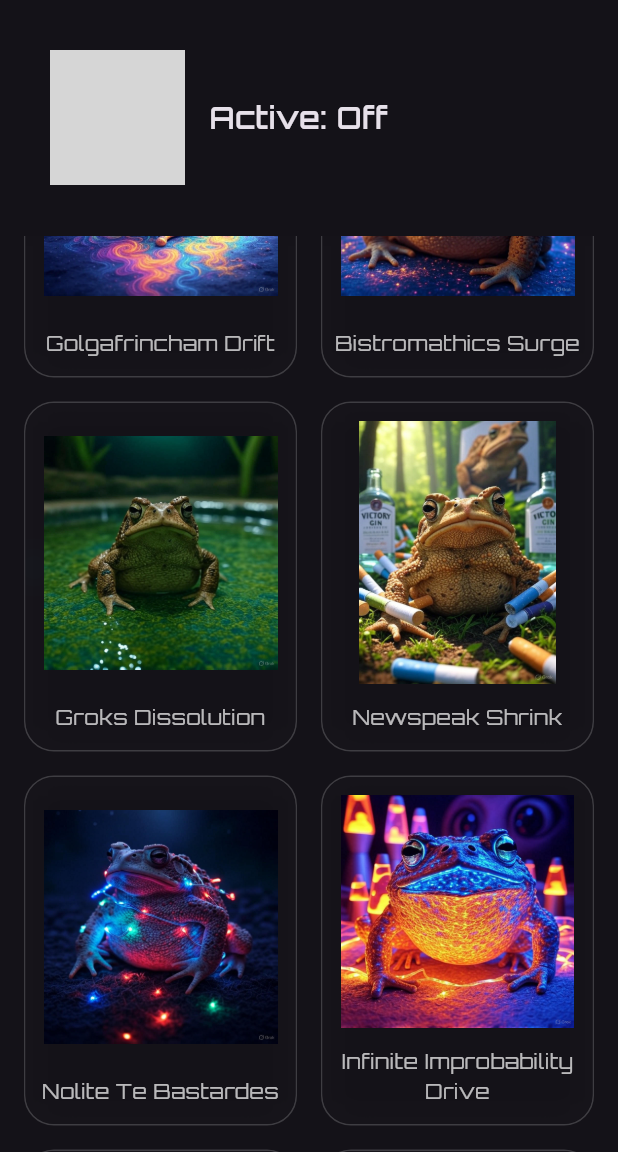
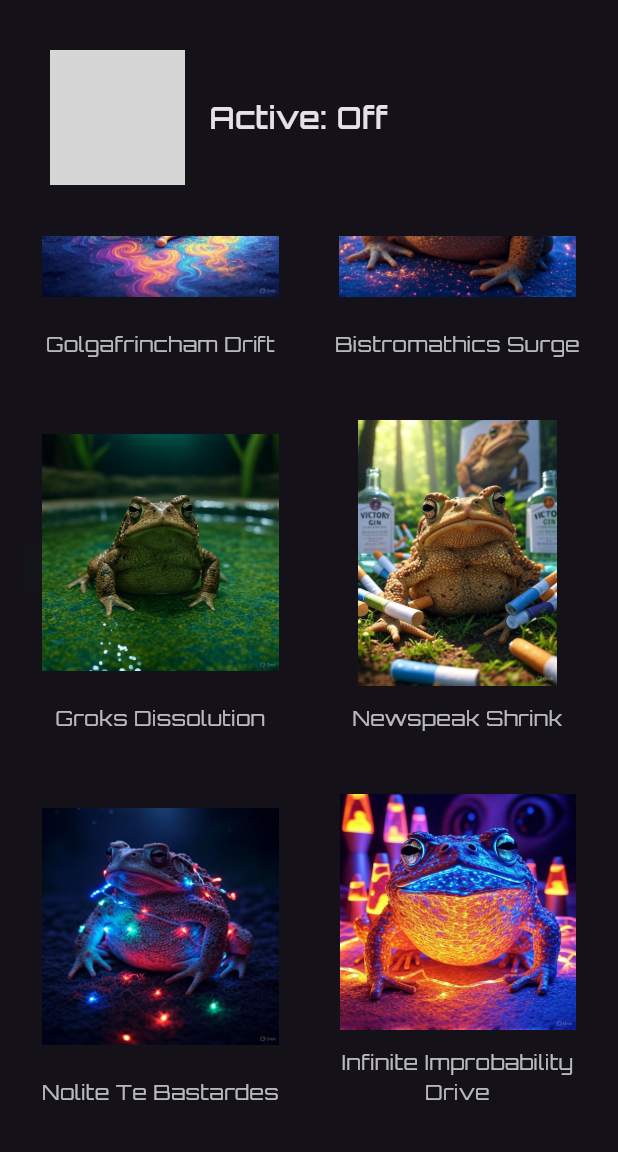
Before and after one commit to willohbrubaker/brubaker_led_controls, a Flutter app: the screen it shows after launch, scrolled down 1152 dp, on a phone screen of 412 x 824 dp, the part 84-1236 px from its top. Run offline on Flutter 3.47's test engine with Material 3 defaults, Android fonts, the phone set to English and light mode, and no system bars; our stand-ins replace google_fonts; network calls fail; grey boxes are pictures that could not be loaded.

Commit message:
aesthetic updates for IOS

```diff
--- a/lib/main.dart
+++ b/lib/main.dart
@@ -57,60 +57,60 @@ class _BrubakerLedControlsScreenState extends State<BrubakerLedControlsScreen>
     {'name': 'constant-red', 'image': 'assets/modes/constant-red.png'},
     {
       'name': 'proletariat-crackle',
-      'image': 'assets/modes/proletariat-crackle.png',
+      'image': 'assets/modes/proletariat-crackle.png'
     },
     {'name': 'soma-haze', 'image': 'assets/modes/soma-haze.png'},
     {'name': 'loonie-freefall', 'image': 'assets/modes/loonie-freefall.png'},
     {'name': 'bokanovsky-burst', 'image': 'assets/modes/bokanovsky-burst.png'},
     {
       'name': 'total-perspective-vortex',
-      'image': 'assets/modes/total-perspective-vortex.png',
+      'image': 'assets/modes/total-perspective-vortex.png'
     },
     {
       'name': 'golgafrincham-drift',
-      'image': 'assets/modes/golgafrincham-drift.png',
+      'image': 'assets/modes/golgafrincham-drift.png'
     },
     {
       'name': 'bistromathics-surge',
-      'image': 'assets/modes/bistromathics-surge.png',
+      'image': 'assets/modes/bistromathics-surge.png'
     },
     {
       'name': 'groks-dissolution',
-      'image': 'assets/modes/groks-dissolution.png',
+      'image': 'assets/modes/groks-dissolution.png'
     },
     {'name': 'newspeak-shrink', 'image': 'assets/modes/newspeak-shrink.png'},
     {
       'name': 'nolite-te-bastardes',
-      'image': 'assets/modes/nolite-te-bastardes.png',
+      'image': 'assets/modes/nolite-te-bastardes.png'
     },
     {
       'name': 'infinite-improbability-drive',
-      'image': 'assets/modes/infinite-improbability-drive.png',
+      'image': 'assets/modes/infinite-improbability-drive.png'
     },
     {
       'name': 'big-brother-glare',
-      'image': 'assets/modes/big-brother-glare.png',
+      'image': 'assets/modes/big-brother-glare.png'
     },
     {
       'name': 'replicant-retirement',
-      'image': 'assets/modes/replicant-retirement.png',
+      'image': 'assets/modes/replicant-retirement.png'
     },
     {
       'name': 'water-brother-bond',
-      'image': 'assets/modes/water-brother-bond.png',
+      'image': 'assets/modes/water-brother-bond.png'
     },
     {'name': 'hypnopaedia-hum', 'image': 'assets/modes/hypnopaedia-hum.png'},
     {
       'name': 'vogon-poetry-pulse',
-      'image': 'assets/modes/vogon-poetry-pulse.png',
+      'image': 'assets/modes/vogon-poetry-pulse.png'
     },
     {
       'name': 'thought-police-flash',
-      'image': 'assets/modes/thought-police-flash.png',
+      'image': 'assets/modes/thought-police-flash.png'
     },
     {
       'name': 'electric-sheep-dream',
-      'image': 'assets/modes/electric-sheep-dream.png',
+      'image': 'assets/modes/electric-sheep-dream.png'
     },
     {'name': 'QRNG', 'image': 'assets/modes/qrng.png'},
     {'name': 'sd-client', 'image': 'assets/modes/sd-client.png'},
@@ -169,9 +169,8 @@ class _BrubakerLedControlsScreenState extends State<BrubakerLedControlsScreen>
       }
     } catch (e) {
       if (mounted) {
-        ScaffoldMessenger.of(
-          context,
-        ).showSnackBar(SnackBar(content: Text('Connection issue: $e')));
+        ScaffoldMessenger.of(context)
+            .showSnackBar(SnackBar(content: Text('Connection issue: $e')));
       }
     } finally {
       if (mounted) setState(() => isLoading = false);
@@ -200,9 +199,8 @@ class _BrubakerLedControlsScreenState extends State<BrubakerLedControlsScreen>
       }
     } catch (e) {
       if (mounted) {
-        ScaffoldMessenger.of(
-          context,
-        ).showSnackBar(SnackBar(content: Text('Update failed: $e')));
+        ScaffoldMessenger.of(context)
+            .showSnackBar(SnackBar(content: Text('Update failed: $e')));
       }
     } finally {
       if (mounted) setState(() => isUpdating = false);
@@ -325,85 +323,34 @@ class _BrubakerLedControlsScreenState extends State<BrubakerLedControlsScreen>
                             final mode = modes[index];
                             final isSelected = mode['name'] == currentMode;
 
-                            return AnimatedBuilder(
-                              animation: _glowAnim,
-                              builder: (context, child) {
-                                final glowIntensity =
-                                    _glowAnim.value; // 0.6 to 1.4
-
                             return GestureDetector(
                               onTap: isUpdating
                                   ? null
                                   : () => _updateMode(mode['name']!),
-                                  child: Transform.scale(
-                                    scale: isSelected
-                                        ? 1.0 + (0.03 * (glowIntensity - 0.6))
-                                        : 1.0, // very subtle breathing
-                                    child: Container(
+                              child: AnimatedBuilder(
+                                animation: _glowAnim,
+                                builder: (context, child) {
+                                  final glow = _glowAnim.value; // 0.6 → 1.4
+
+                                  Widget cardContent = Container(
                                     decoration: BoxDecoration(
-                                        borderRadius: BorderRadius.circular(20),
+                                      borderRadius: BorderRadius.circular(18),
                                       color: theme.colorScheme.surface
                                           .withOpacity(0.16),
-                                        // Pulsing outer glow when selected (multiple shadows for depth)
-                                        boxShadow: isSelected
-                                            ? [
-                                                // Strong inner glow
-                                                BoxShadow(
-                                                  color: theme.primaryColor
-                                                      .withOpacity(
-                                                        0.45 * glowIntensity,
-                                                      ),
-                                                  blurRadius:
-                                                      12 * glowIntensity,
-                                                  spreadRadius: 2,
-                                                ),
-                                                // Medium outer glow layer
-                                                BoxShadow(
-                                                  color: theme.primaryColor
-                                                      .withOpacity(
-                                                        0.25 * glowIntensity,
-                                                      ),
-                                                  blurRadius:
-                                                      24 * glowIntensity,
-                                                  spreadRadius: 6,
-                                                ),
-                                                // Very soft distant glow
-                                                BoxShadow(
-                                                  color: theme.primaryColor
-                                                      .withOpacity(
-                                                        0.12 * glowIntensity,
-                                                      ),
-                                                  blurRadius:
-                                                      40 * glowIntensity,
-                                                  spreadRadius: 12,
-                                                ),
-                                              ]
-                                            : null,
-                                        border: Border.all(
-                                          color: isSelected
-                                              ? theme.primaryColor.withOpacity(
-                                                  0.7 * glowIntensity,
-                                                )
-                                              : Colors.white.withOpacity(0.18),
-                                          width: isSelected ? 2.2 : 1,
-                                        ),
                                     ),
                                     child: ClipRRect(
-                                        borderRadius: BorderRadius.circular(20),
+                                      borderRadius: BorderRadius.circular(18),
                                       child: BackdropFilter(
                                         filter: ImageFilter.blur(
-                                            sigmaX: 10,
-                                            sigmaY: 10,
-                                          ),
+                                            sigmaX: 10, sigmaY: 10),
                                         child: Column(
                                           mainAxisAlignment:
                                               MainAxisAlignment.center,
                                           children: [
                                             Expanded(
                                               child: Padding(
-                                                  padding: const EdgeInsets.all(
-                                                    12,
-                                                  ),
+                                                padding:
+                                                    const EdgeInsets.all(12),
                                                 child: Image.asset(
                                                   mode['image']!,
                                                   fit: BoxFit.contain,
@@ -412,8 +359,7 @@ class _BrubakerLedControlsScreenState extends State<BrubakerLedControlsScreen>
                                             ),
                                             Padding(
                                               padding: const EdgeInsets.only(
-                                                  bottom: 12,
-                                                ),
+                                                  bottom: 12),
                                               child: Text(
                                                 titleCase(mode['name']!),
                                                 textAlign: TextAlign.center,
@@ -432,10 +378,26 @@ class _BrubakerLedControlsScreenState extends State<BrubakerLedControlsScreen>
                                         ),
                                       ),
                                     ),
-                                    ),
+                                  );
+
+                                  if (!isSelected) {
+                                    return Transform.scale(
+                                      scale: 1.0,
+                                      child: cardContent,
+                                    );
+                                  }
+
+                                  // Selected: rainbow glowing border + pulse
+                                  return Transform.scale(
+                                    scale: 1.0 + (0.03 * (glow - 0.6)),
+                                    child: _RainbowGlowBorder(
+                                      glowIntensity: glow,
+                                      primaryColor: theme.primaryColor,
+                                      child: cardContent,
                                     ),
                                   );
                                 },
+                              ),
                             );
                           },
                         ),
@@ -448,3 +410,108 @@ class _BrubakerLedControlsScreenState extends State<BrubakerLedControlsScreen>
     );
   }
 }
+
+// ────────────────────────────────────────────────
+//  Animated rainbow + pulsing glow border widget
+// ────────────────────────────────────────────────
+class _RainbowGlowBorder extends StatefulWidget {
+  final Widget child;
+  final double glowIntensity;
+  final Color primaryColor;
+
+  const _RainbowGlowBorder({
+    required this.child,
+    required this.glowIntensity,
+    required this.primaryColor,
+  });
+
+  @override
+  State<_RainbowGlowBorder> createState() => _RainbowGlowBorderState();
+}
+
+class _RainbowGlowBorderState extends State<_RainbowGlowBorder>
+    with SingleTickerProviderStateMixin {
+  late AnimationController _rainbowController;
+
+  @override
+  void initState() {
+    super.initState();
+    _rainbowController = AnimationController(
+      vsync: this,
+      duration: const Duration(seconds: 8),
+    )..repeat();
+  }
+
+  @override
+  void dispose() {
+    _rainbowController.dispose();
+    super.dispose();
+  }
+
+  @override
+  Widget build(BuildContext context) {
+    final glow = widget.glowIntensity.clamp(0.6, 1.4);
+
+    return AnimatedBuilder(
+      animation: _rainbowController,
+      builder: (context, _) {
+        return Container(
+          decoration: BoxDecoration(
+            borderRadius: BorderRadius.circular(20),
+            gradient: SweepGradient(
+              colors: const [
+                Color(0xFFFF0000), // red
+                Color(0xFFFF8800), // orange
+                Color(0xFFFFFF00), // yellow
+                Color(0xFF00FF00), // green
+                Color(0xFF00FFFF), // cyan
+                Color(0xFF0000FF), // blue
+                Color(0xFFAA00FF), // violet
+                Color(0xFFFF0000),
+              ],
+              stops: const [0.0, 0.14, 0.28, 0.42, 0.57, 0.71, 0.85, 1.0],
+              transform:
+                  GradientRotation(_rainbowController.value * 2 * 3.14159),
+            ),
+            boxShadow: [
+              // Extra soft outer glow
+              BoxShadow(
+                color: widget.primaryColor.withOpacity(0.25 * glow),
+                blurRadius: 28 * glow,
+                spreadRadius: 8,
+              ),
+            ],
+          ),
+          child: Container(
+            margin: const EdgeInsets.all(3.2), // border thickness
+            decoration: BoxDecoration(
+              borderRadius: BorderRadius.circular(17),
+              color: Theme.of(context).colorScheme.surface.withOpacity(0.18),
+              boxShadow: [
+                // Soft inner highlight/glow (no inset needed)
+                BoxShadow(
+                  color: Colors.white.withOpacity(0.10 * glow),
+                  blurRadius: 10 * glow,
+                  spreadRadius: -2, // negative spread pulls it inward a bit
+                  offset: const Offset(0, 0),
+                ),
+                // Main colorful outer glow layers
+                BoxShadow(
+                  color: widget.primaryColor.withOpacity(0.5 * glow),
+                  blurRadius: 14 * glow,
+                  spreadRadius: 2,
+                ),
+                BoxShadow(
+                  color: widget.primaryColor.withOpacity(0.3 * glow),
+                  blurRadius: 24 * glow,
+                  spreadRadius: 6,
+                ),
+              ],
+            ),
+            child: widget.child,
+          ),
+        );
+      },
+    );
+  }
+}
--- a/pubspec.yaml
+++ b/pubspec.yaml
@@ -2,7 +2,7 @@ name: brubaker_led_controls
 description: A brubaker home app simplified edition
 
 publish_to: 'none'
-version: 1.0.0+676767
+version: 1.0.0+67676767
 
 environment:
   sdk: ^3.5.1
```
Also changed, not shown: assets/icon/toadgurl.png, 26 other files. Lines whose indentation alone changed are shown as unchanged.
